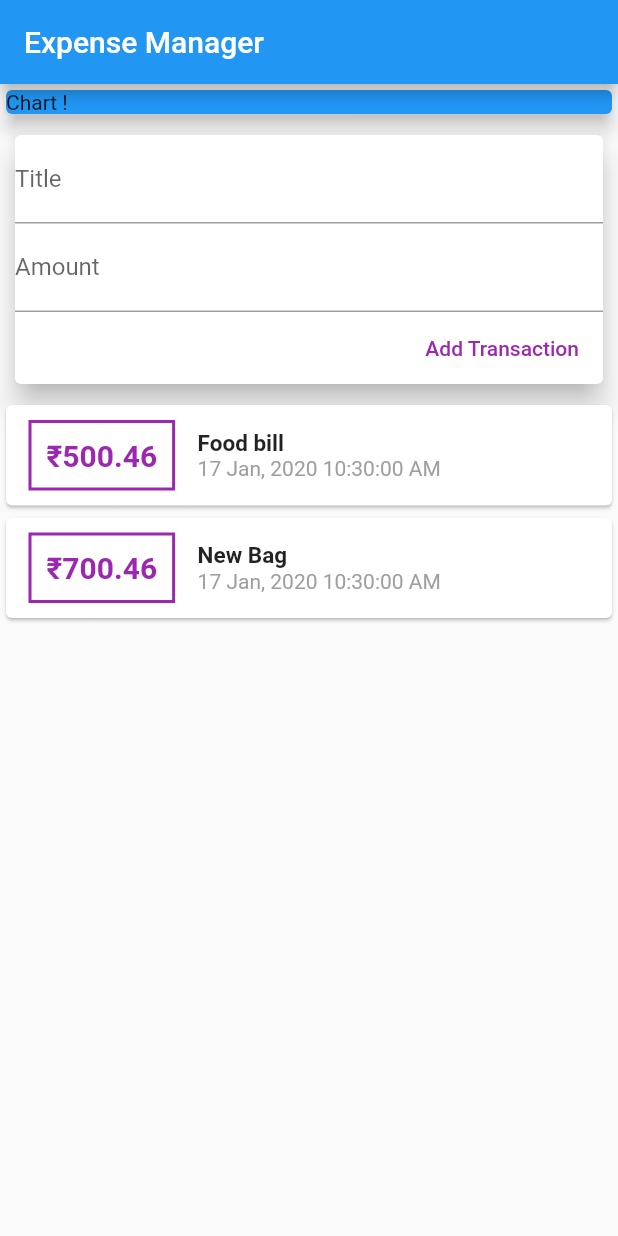
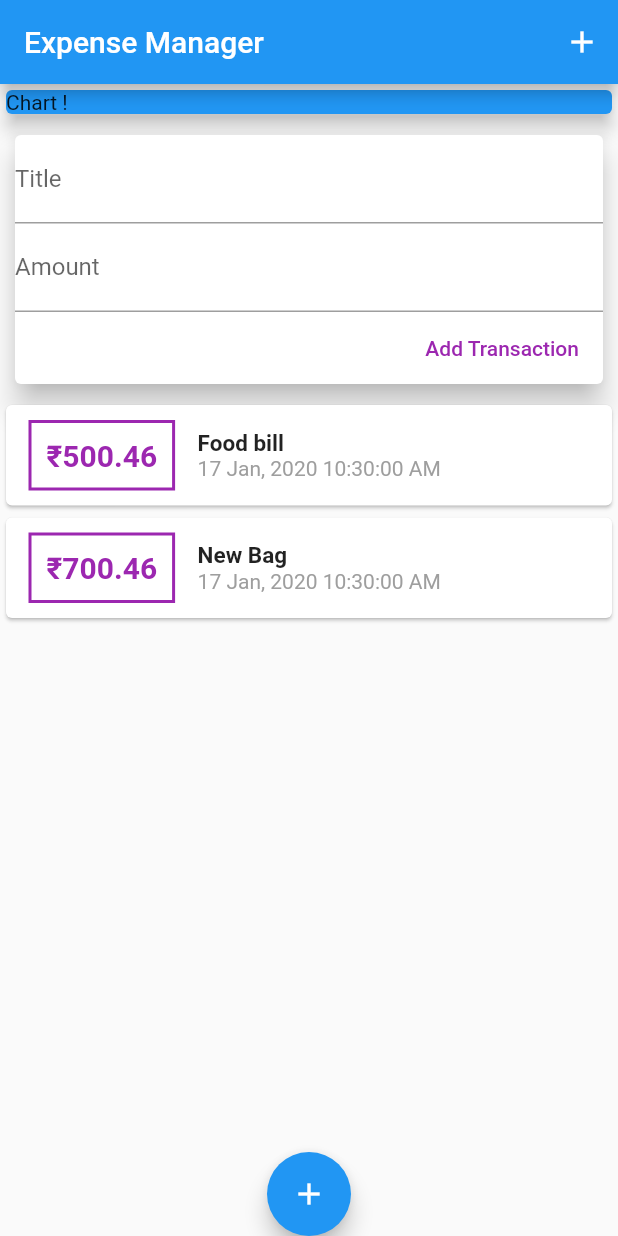
Before and after one commit to bhavikvashi1804/Expense-manager, a Flutter app: the screen it shows after launch, on a phone screen of 412 x 824 dp. Run offline on Flutter 3.47's test engine with Material 2 defaults, Android fonts, the phone set to English and light mode, and no system bars; missing offline and left inert: dart:ffi.

Commit message:
Floating Action Button and AppBar Button

```diff
--- a/lib/main.dart
+++ b/lib/main.dart
@@ -20,6 +20,12 @@ class MyHomePage extends StatelessWidget {
     return Scaffold(
       appBar: AppBar(
         title: Text('Expense Manager'),
+        actions: <Widget>[
+          IconButton(
+            icon: Icon(Icons.add),
+            onPressed: (){},
+          )
+        ],
       ),
       body: SingleChildScrollView(
         child: Column(
@@ -37,6 +43,13 @@ class MyHomePage extends StatelessWidget {
           ],
         ),
       ),
+      floatingActionButtonLocation: FloatingActionButtonLocation.centerDocked,
+      floatingActionButton: FloatingActionButton(
+        child: Icon(Icons.add),
+        onPressed: (){
+
+        },
+      ),
     );
   }
 }
```
